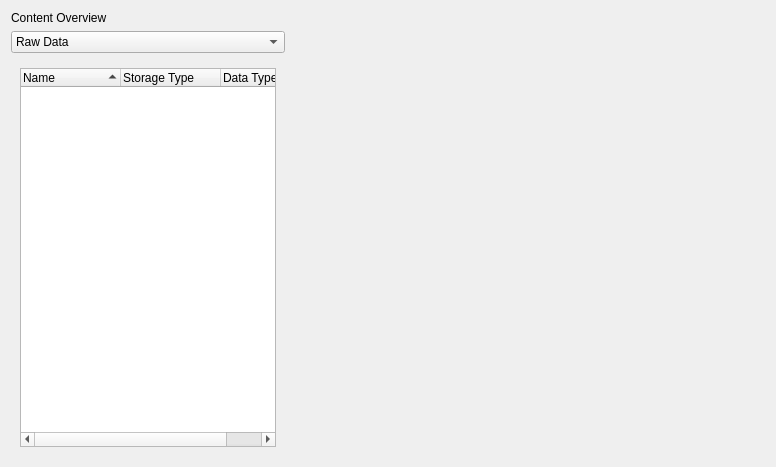
Qt form MainViewWidget.ui (bendalab/NixView) before a commit.
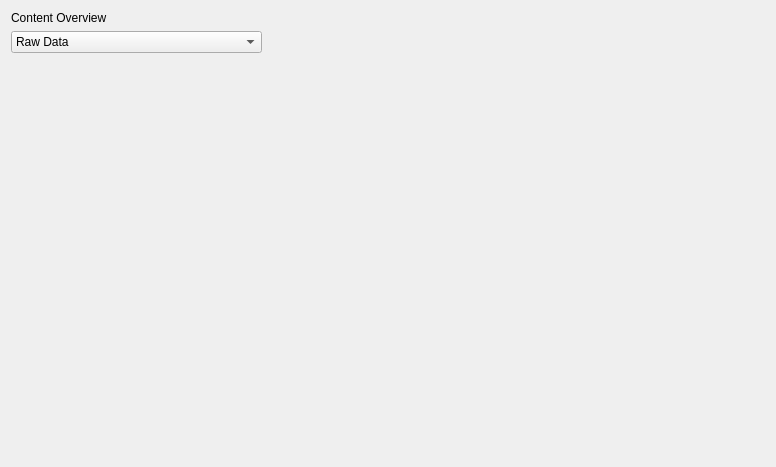
The same form after that commit.

Commit message: created own class for tree view

Diff of the .ui file:
```diff
--- a/MainViewWidget.ui
+++ b/MainViewWidget.ui
@@ -48,42 +48,6 @@
        <property name="currentIndex">
         <number>0</number>
        </property>
-       <widget class="QWidget" name="page">
-        <layout class="QGridLayout" name="gridLayout_3">
-         <item row="0" column="0">
-          <widget class="QTreeWidget" name="treeWidget">
-           <property name="autoExpandDelay">
-            <number>1</number>
-           </property>
-           <property name="itemsExpandable">
-            <bool>true</bool>
-           </property>
-           <property name="sortingEnabled">
-            <bool>true</bool>
-           </property>
-           <property name="animated">
-            <bool>true</bool>
-           </property>
-           <column>
-            <property name="text">
-             <string>Name</string>
-            </property>
-           </column>
-           <column>
-            <property name="text">
-             <string>Storage Type</string>
-            </property>
-           </column>
-           <column>
-            <property name="text">
-             <string>Data Type</string>
-            </property>
-           </column>
-          </widget>
-         </item>
-        </layout>
-       </widget>
-       <widget class="QWidget" name="page_2"/>
       </widget>
      </item>
     </layout>
```
Left out of the diff: 4 changed lines with no effect on the pictures. The commit also changes 6 other files.
